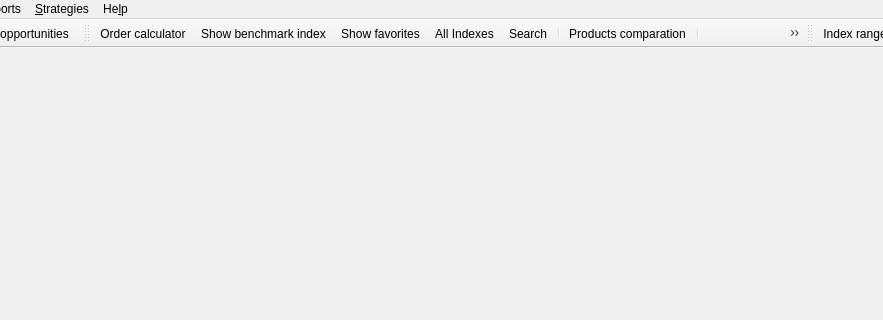
Qt form xulpymoney/ui/frmMain.ui (turulomio/xulpymoney) before a commit; both pictures show x 364 to 1247 and y 0 to 320 of the 1458 by 625 pixel window.
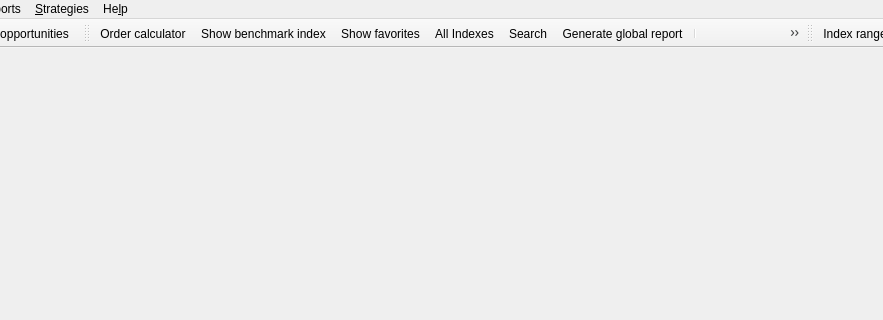
The same form after that commit. Icons and pictures are not drawn.

Diff of the .ui file:
```diff
--- a/xulpymoney/ui/frmMain.ui
+++ b/xulpymoney/ui/frmMain.ui
@@ -315,6 +315,7 @@
    <addaction name="actionFavorites"/>
    <addaction name="actionIndexesAll"/>
    <addaction name="actionSearch"/>
+   <addaction name="actionGlobalReport"/>
    <addaction name="separator"/>
    <addaction name="actionProductsComparation"/>
    <addaction name="separator"/>
```
Left out of the diff: 3 changed lines with no effect on the pictures.
